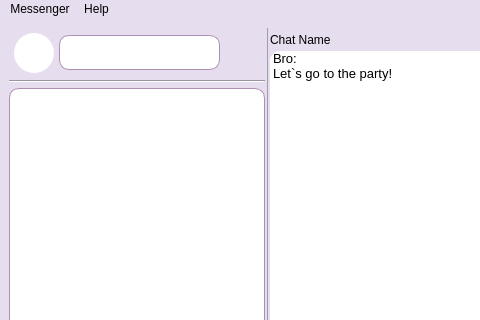
First picture: the form in messenger/mainwindow.ui, repository ita-social-projects/HTTP_Messenger_Client, before the edit; both pictures show x 0 to 480 and y 0 to 320 of the 893 by 498 pixel window.
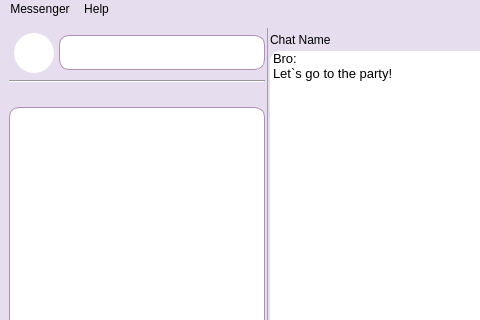
Second picture: the form after the edit. Icons and pictures are not drawn.

Commit message:
CLV-161 / Chats
added message "Not Fouded"
added sending message by clicking Enter
added time to messages

Patch:
```diff
--- a/messenger/mainwindow.ui
+++ b/messenger/mainwindow.ui
@@ -61,7 +61,7 @@
           <number>1</number>
          </property>
          <item>
-          <layout class="QHBoxLayout" name="horizontalLayout_2" stretch="1,4,1">
+          <layout class="QHBoxLayout" name="horizontalLayout_2" stretch="1,4">
            <property name="spacing">
             <number>5</number>
            </property>
@@ -153,56 +153,6 @@
              </property>
             </widget>
            </item>
-           <item>
-            <widget class="QPushButton" name="SearchChatButton">
-             <property name="sizePolicy">
-              <sizepolicy hsizetype="Minimum" vsizetype="Minimum">
-               <horstretch>0</horstretch>
-               <verstretch>0</verstretch>
-              </sizepolicy>
-             </property>
-             <property name="cursor">
-              <cursorShape>ArrowCursor</cursorShape>
-             </property>
-             <property name="mouseTracking">
-              <bool>true</bool>
-             </property>
-             <property name="focusPolicy">
-              <enum>Qt::NoFocus</enum>
-             </property>
-             <property name="styleSheet">
-              <string notr="true">QPushButton{
-border-radius: 20px;
-background-color: rgb(230, 221, 238);
-}
-QPushButton:hover {
-     background-color:rgb(200, 192, 207);
- }</string>
-             </property>
-             <property name="text">
-              <string/>
-             </property>
-             <property name="icon">
-              <iconset resource="resources.qrc">
-               <normaloff>:/icons/icons/search.ico</normaloff>:/icons/icons/search.ico</iconset>
-             </property>
-             <property name="iconSize">
-              <size>
-               <width>20</width>
-               <height>20</height>
-              </size>
-             </property>
-             <property name="autoDefault">
-              <bool>false</bool>
-             </property>
-             <property name="default">
-              <bool>true</bool>
-             </property>
-             <property name="flat">
-              <bool>true</bool>
-             </property>
-            </widget>
-           </item>
           </layout>
          </item>
          <item>
@@ -212,6 +162,19 @@
            </property>
           </widget>
          </item>
+         <item>
+          <widget class="QLabel" name="FoundMessage">
+           <property name="styleSheet">
+            <string notr="true"/>
+           </property>
+           <property name="text">
+            <string/>
+           </property>
+           <property name="alignment">
+            <set>Qt::AlignCenter</set>
+           </property>
+          </widget>
+         </item>
          <item>
           <widget class="QListWidget" name="ChatList">
            <property name="styleSheet">
```
The commit also changes 5 other files.
